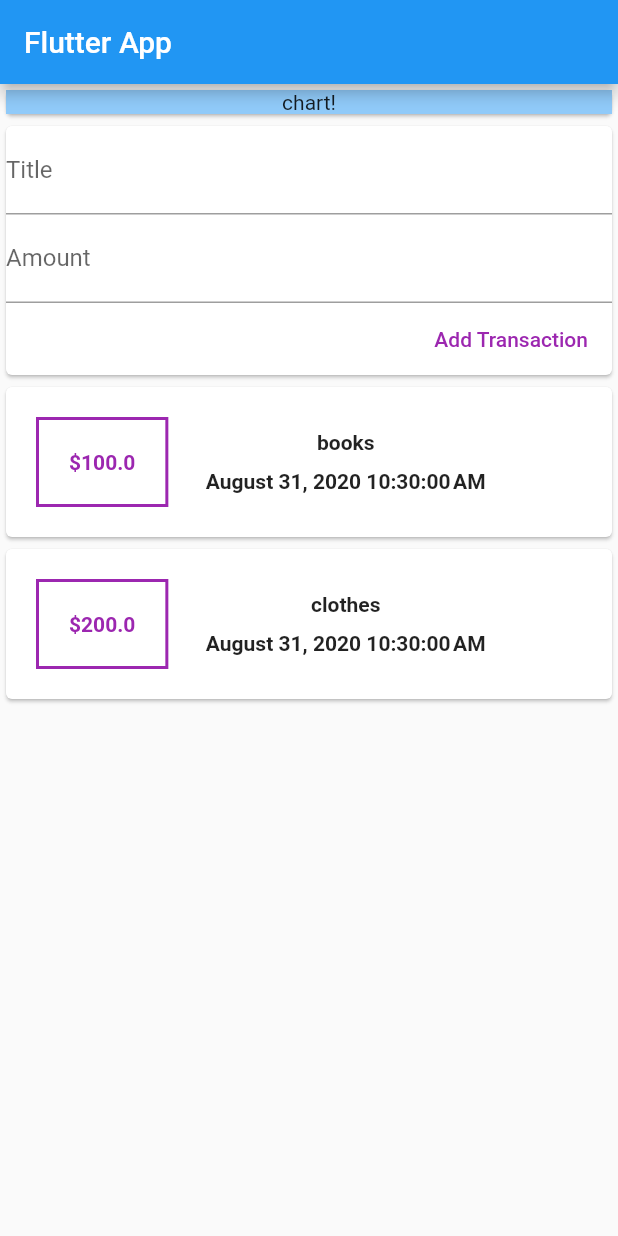
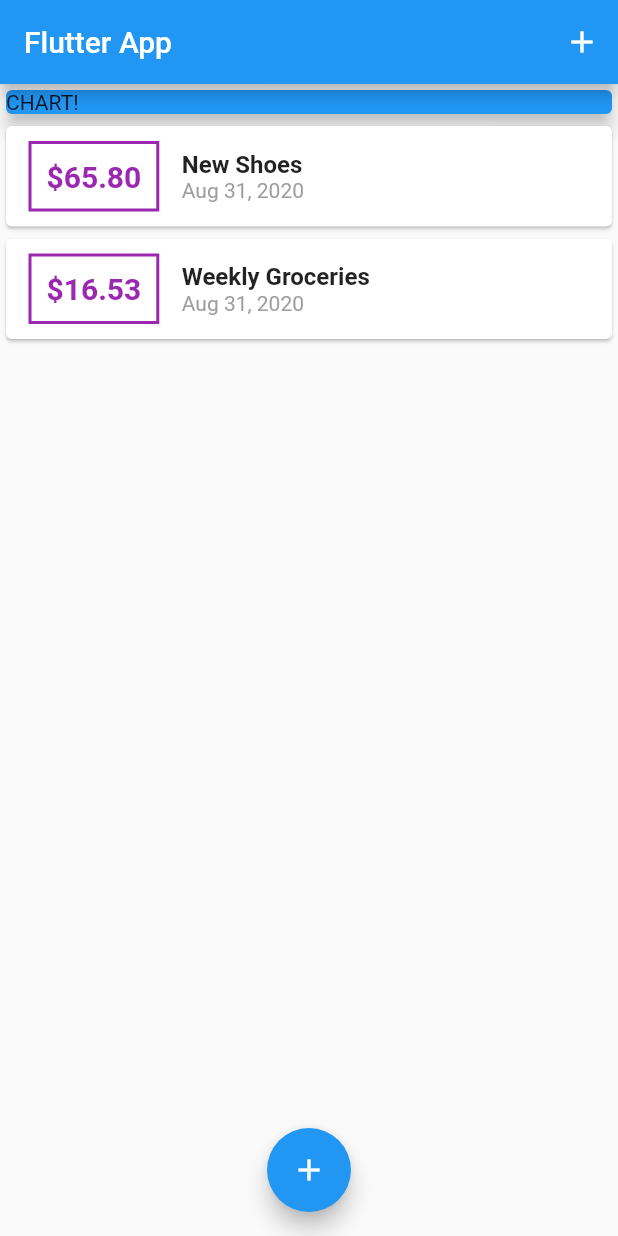
Before and after one commit to ShridharSmoak/Transactions-App, a Flutter app: the screen it shows after launch, on a phone screen of 412 x 824 dp. Run offline on Flutter 3.47's test engine with Material 2 defaults, Android fonts, the phone set to English and light mode, and no system bars.

```diff
--- /dev/null
+++ b/lib/main.dart
@@ -0,0 +1,104 @@
+import 'package:flutter/material.dart';
+
+import './widgets/new_transaction.dart';
+import './widgets/transaction_list.dart';
+import './models/transaction.dart';
+
+void main() => runApp(TransactionApp());
+
+class TransactionApp extends StatelessWidget {
+  @override
+  Widget build(BuildContext context) {
+    return MaterialApp(
+      title: 'Transaction App',
+      home: MyHomePage(),
+    );
+  }
+}
+
+class MyHomePage extends StatefulWidget {
+  // String titleInput;
+  // String amountInput;
+  @override
+  _MyHomePageState createState() => _MyHomePageState();
+}
+
+class _MyHomePageState extends State<MyHomePage> {
+  final List<Transaction> _userTransactions = [
+    Transaction(
+      id: 't1',
+      title: 'New Shoes',
+      amount: 65.80,
+      date: DateTime.now(),
+    ),
+    Transaction(
+      id: 't2',
+      title: 'Weekly Groceries',
+      amount: 16.53,
+      date: DateTime.now(),
+    ),
+  ];
+
+  void _addNewTransaction(String txTitle, double txAmount) {
+    final newTx = Transaction(
+      title: txTitle,
+      amount: txAmount,
+      date: DateTime.now(),
+      id: DateTime.now().toString(),
+    );
+
+    setState(() {
+      _userTransactions.add(newTx);
+    });
+  }
+
+  void _startAddNewTransaction(BuildContext ctx) {
+    showModalBottomSheet(
+      context: ctx,
+      builder: (_) {
+        return GestureDetector(
+          onTap: () {},
+          child: NewTransaction(_addNewTransaction),
+          behavior: HitTestBehavior.opaque,
+        );
+      },
+    );
+  }
+
+  @override
+  Widget build(BuildContext context) {
+    return Scaffold(
+      appBar: AppBar(
+        title: Text('Flutter App'),
+        actions: <Widget>[
+          IconButton(
+            icon: Icon(Icons.add),
+            onPressed: () => _startAddNewTransaction(context),
+          ),
+        ],
+      ),
+      body: SingleChildScrollView(
+        child: Column(
+          // mainAxisAlignment: MainAxisAlignment.start,
+          crossAxisAlignment: CrossAxisAlignment.stretch,
+          children: <Widget>[
+            Container(
+              width: double.infinity,
+              child: Card(
+                color: Colors.blue,
+                child: Text('CHART!'),
+                elevation: 5,
+              ),
+            ),
+            TransactionList(_userTransactions),
+          ],
+        ),
+      ),
+      floatingActionButtonLocation: FloatingActionButtonLocation.centerFloat,
+      floatingActionButton: FloatingActionButton(
+        child: Icon(Icons.add),
+        onPressed: () => _startAddNewTransaction(context),
+      ),
+    );
+  }
+}
--- a/lib/models/transaction.dart
+++ b/lib/models/transaction.dart
@@ -6,9 +6,10 @@ class Transaction {
   final double amount;
   final DateTime date;
 
-  Transaction(
-      {@required this.id,
-      @required this.title,
-      @required this.amount,
-      @required this.date});
+  Transaction({
+    @required this.id,
+    @required this.title,
+    @required this.amount,
+    @required this.date,
+  });
 }
--- a/lib/widgets/main.dart
+++ /dev/null
@@ -1,33 +0,0 @@
-import 'package:flutter/material.dart';
-import './user_transaction.dart';
-
-void main() => runApp(TransactionApp());
-
-class TransactionApp extends StatelessWidget {
-  @override
-  Widget build(BuildContext context) {
-    return MaterialApp(
-      home: Scaffold(
-        appBar: AppBar(
-          title: Text('Flutter App'),
-        ),
-        body: Column(
-          mainAxisAlignment: MainAxisAlignment.start,
-          children: [
-            Card(
-              child: Container(
-                width: double.infinity,
-                color: Colors.blue[200],
-                child: Text(
-                  'chart!',
-                  textAlign: TextAlign.center,
-                ),
-              ),
-            ),
-            UserTransaction(),
-          ],
-        ),
-      ),
-    );
-  }
-}
--- a/lib/widgets/transaction_list.dart
+++ b/lib/widgets/transaction_list.dart
@@ -1,38 +1,67 @@
 import 'package:flutter/material.dart';
 import 'package:intl/intl.dart';
 
+import '../models/transaction.dart';
+
 class TransactionList extends StatelessWidget {
-  final _userTransactionsList;
-  TransactionList(this._userTransactionsList);
+  final List<Transaction> transactions;
+
+  TransactionList(this.transactions);
+
   @override
   Widget build(BuildContext context) {
-    return Column(
-      children: [
-        ..._userTransactionsList.map((tx) {
+    return Container(
+      height: 300,
+      child: ListView.builder(
+        itemBuilder: (ctx, index) {
           return Card(
-            child: Row(children: [
-              Container(
+            child: Row(
+              children: <Widget>[
+                Container(
+                  margin: EdgeInsets.symmetric(
+                    vertical: 10,
+                    horizontal: 15,
+                  ),
                   decoration: BoxDecoration(
-                      border: Border.all(color: Colors.purple, width: 2)),
-                  margin: EdgeInsets.all(20),
-                  padding: EdgeInsets.all(20),
-                  child: Text('\$${tx.amount}',
+                    border: Border.all(
+                      color: Colors.purple,
+                      width: 2,
+                    ),
+                  ),
+                  padding: EdgeInsets.all(10),
+                  child: Text(
+                    '\$${transactions[index].amount.toStringAsFixed(2)}',
+                    style: TextStyle(
+                      fontWeight: FontWeight.bold,
+                      fontSize: 20,
+                      color: Colors.purple,
+                    ),
+                  ),
+                ),
+                Column(
+                  crossAxisAlignment: CrossAxisAlignment.start,
+                  children: <Widget>[
+                    Text(
+                      transactions[index].title,
                       style: TextStyle(
-                          fontWeight: FontWeight.bold, color: Colors.purple))),
-              Column(children: [
-                Container(
-                    margin: EdgeInsets.all(5),
-                    child: Text('${tx.title}',
-                        style: TextStyle(fontWeight: FontWeight.bold))),
-                Container(
-                    margin: EdgeInsets.all(5),
-                    child: Text(DateFormat().format(tx.date),
-                        style: TextStyle(fontWeight: FontWeight.bold))),
-              ])
-            ]),
+                        fontSize: 16,
+                        fontWeight: FontWeight.bold,
+                      ),
+                    ),
+                    Text(
+                      DateFormat.yMMMd().format(transactions[index].date),
+                      style: TextStyle(
+                        color: Colors.grey,
+                      ),
+                    ),
+                  ],
+                ),
+              ],
+            ),
           );
-        }).toList()
-      ],
+        },
+        itemCount: transactions.length,
+      ),
     );
   }
 }
--- a/lib/widgets/user_transaction.dart
+++ /dev/null
@@ -1,24 +0,0 @@
-import 'package:flutter/material.dart';
-import './transaction_list.dart';
-import './new_transaction.dart';
-import '../models/transaction.dart';
-
-class UserTransaction extends StatefulWidget {
-  @override
-  _UserTransactionState createState() => _UserTransactionState();
-}
-
-class _UserTransactionState extends State<UserTransaction> {
-  final List<Transaction> _userTransactions = [
-    Transaction(id: '1', title: 'books', amount: 100, date: DateTime.now()),
-    Transaction(id: '2', title: 'clothes', amount: 200, date: DateTime.now()),
-  ];
-
-  @override
-  Widget build(BuildContext context) {
-    return Column(children: [
-      NewTransaction(),
-      TransactionList(_userTransactions),
-    ]);
-  }
-}
```
Also changed, not shown: lib/widgets/new_transaction.dart (+44 -7 lines), 2 other files.
